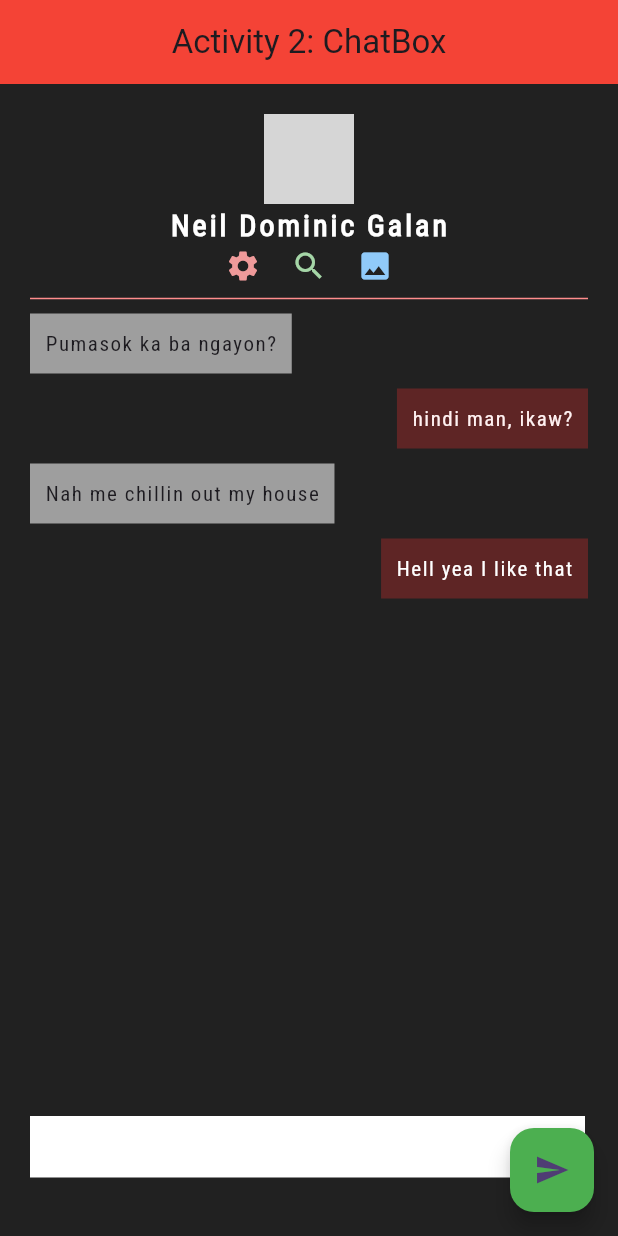
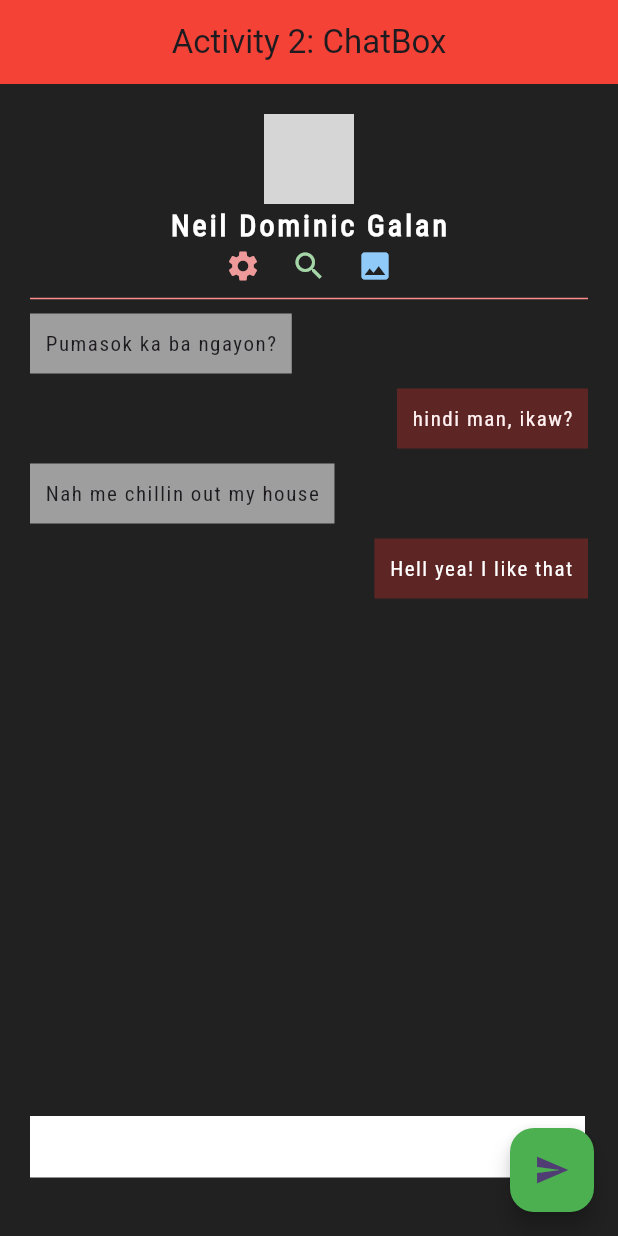
Before and after one commit to DominicGalan/flutter_application_1, a Flutter app: the screen it shows after launch, on a phone screen of 412 x 824 dp. Run offline on Flutter 3.47's test engine with Material 3 defaults, Android fonts, the phone set to English and light mode, and no system bars; grey boxes are pictures that could not be loaded.

Commit message:
Stateless_Changes1

```diff
--- a/lib/main.dart
+++ b/lib/main.dart
@@ -138,7 +138,7 @@ class MyHomePage extends StatelessWidget {
                   color: const Color.fromARGB(255, 94, 37, 37),
                   padding: EdgeInsets.all(10),
                   margin: EdgeInsets.symmetric(vertical: 10),
-                  child: Text("Hell yea I like that",
+                  child: Text("Hell yea! I like that",
                   style: TextStyle(
                     color: Colors.white,
                     letterSpacing: 1,
```
